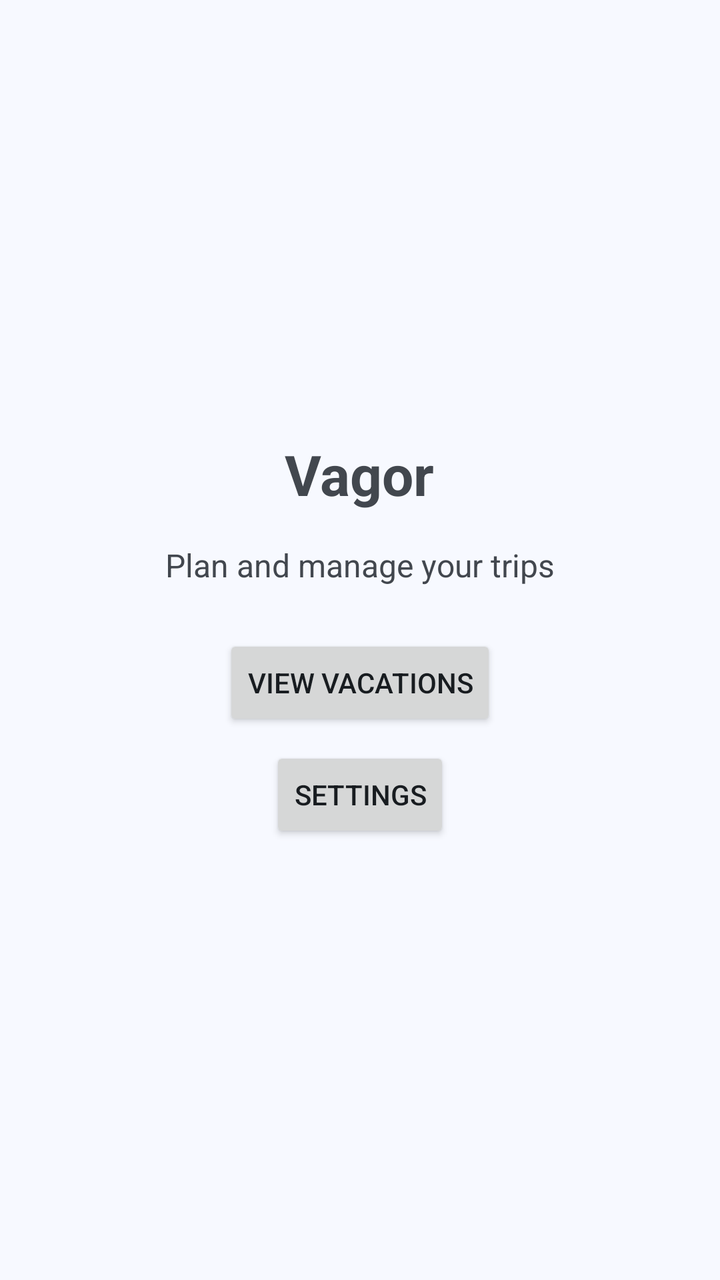
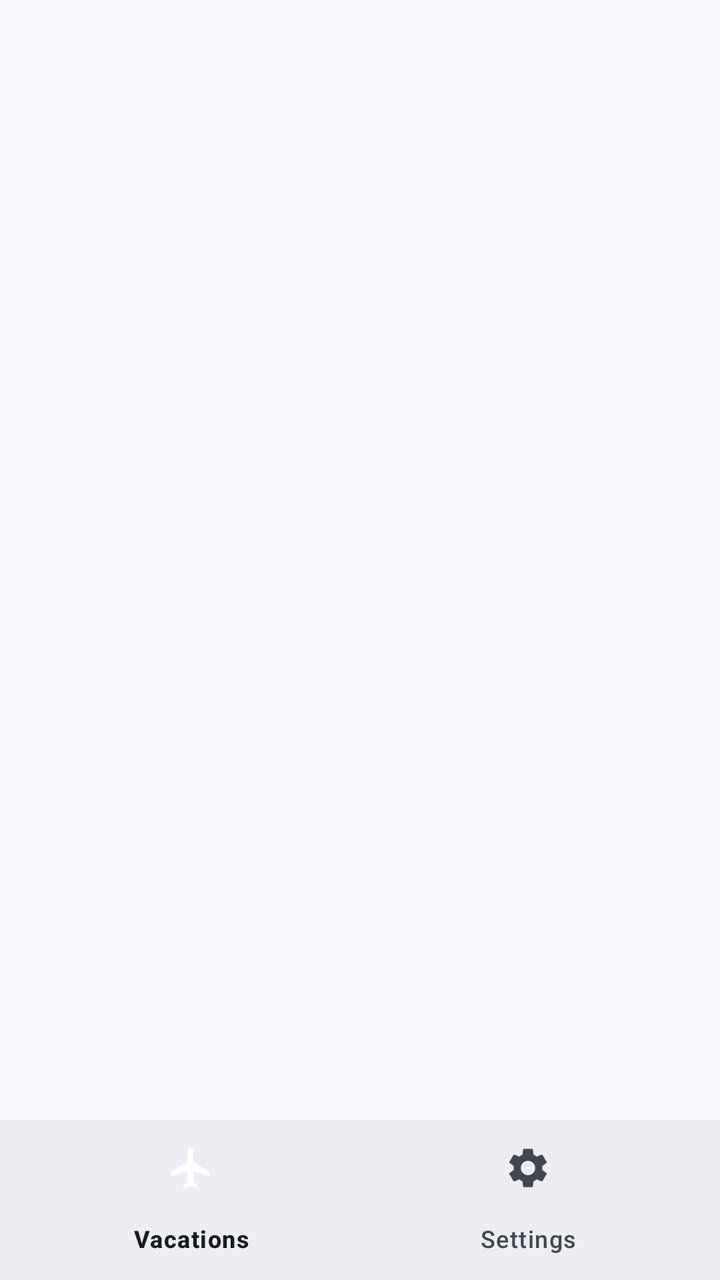

The first picture is an Android layout as it rendered before a commit; the second is the same layout after the commit. The layout source and the unified diff follow.
<!-- AndroidManifest.xml: application theme Theme.Vagor -->
<!-- res/layout/activity_home.xml -->
<?xml version="1.0" encoding="utf-8"?>
<LinearLayout
    xmlns:android="http://schemas.android.com/apk/res/android"
    android:layout_width="match_parent"
    android:layout_height="match_parent"
    android:orientation="vertical"
    android:gravity="center"
    android:padding="24dp">

    <TextView
        android:layout_width="wrap_content"
        android:layout_height="wrap_content"
        android:text="@string/app_name"
        android:textSize="28sp"
        android:textStyle="bold"
        android:layout_marginBottom="16dp"/>

    <TextView
        android:layout_width="wrap_content"
        android:layout_height="wrap_content"
        android:text="@string/plan_and_manage_your_trips"
        android:textSize="16sp"
        android:layout_marginBottom="24dp"/>

    <Button
        android:id="@+id/buttonGoToVacations"
        android:layout_width="wrap_content"
        android:layout_height="wrap_content"
        android:text="@string/view_vacations"/>

    <Button
        android:id="@+id/buttonGoToSettings"
        android:layout_width="wrap_content"
        android:layout_height="wrap_content"
        android:layout_marginTop="8dp"
        android:text="@string/settings"/>
</LinearLayout>
<!-- resources referenced by this layout -->
<resources>
  <string name="app_name">Vagor</string>
  <string name="plan_and_manage_your_trips">Plan and manage your trips</string>
  <string name="settings">Settings</string>
  <string name="view_vacations">View Vacations</string>
  <style name="Theme.Vagor" parent="Base.Theme.Vagor" />
  <color name="vagor_light_primary">#00639B</color>
  <color name="vagor_light_onPrimary">#FFFFFF</color>
  <color name="vagor_light_primaryContainer">#CEE5FF</color>
  <color name="vagor_light_onPrimaryContainer">#001D33</color>
  <color name="vagor_light_secondary">#51606F</color>
  <color name="vagor_light_onSecondary">#FFFFFF</color>
  <color name="vagor_light_secondaryContainer">#D5E4F7</color>
  <color name="vagor_light_onSecondaryContainer">#0E1D2A</color>
  <color name="vagor_light_tertiary">#68587A</color>
  <color name="vagor_light_onTertiary">#FFFFFF</color>
  <color name="vagor_light_tertiaryContainer">#EFDBFF</color>
  <color name="vagor_light_onTertiaryContainer">#231533</color>
  <color name="vagor_light_error">#BA1A1A</color>
  <color name="vagor_light_onError">#FFFFFF</color>
  <color name="vagor_light_errorContainer">#FFDAD6</color>
  <color name="vagor_light_onErrorContainer">#410002</color>
  <color name="vagor_light_background">#F7F9FF</color>
  <color name="vagor_light_onBackground">#181C20</color>
  <color name="vagor_light_surface">#F7F9FF</color>
  <color name="vagor_light_onSurface">#181C20</color>
  <color name="vagor_light_surfaceVariant">#DEE3EB</color>
  <color name="vagor_light_onSurfaceVariant">#42474E</color>
  <color name="vagor_light_outline">#72777F</color>
  <color name="vagor_light_outlineVariant">#C2C7CF</color>
  <color name="vagor_light_inverseSurface">#2D3135</color>
  <color name="vagor_light_inverseOnSurface">#EFF1F6</color>
  <color name="vagor_light_inversePrimary">#97CBFF</color>
  <color name="vagor_light_surfaceDim">#D8DAE0</color>
  <color name="vagor_light_surfaceBright">#F7F9FF</color>
  <color name="vagor_light_surfaceContainerLowest">#FFFFFF</color>
  <color name="vagor_light_surfaceContainerLow">#F1F3F9</color>
  <color name="vagor_light_surfaceContainer">#ECEEF3</color>
  <color name="vagor_light_surfaceContainerHigh">#E6E8EE</color>
  <color name="vagor_light_surfaceContainerHighest">#E0E2E8</color>
  <!-- unchanged entries left out for length: 1 -->
</resources>

<!-- the commit's change to res/layout/activity_home.xml (unified diff, before → after) -->
@@ -1,37 +1,22 @@
 <?xml version="1.0" encoding="utf-8"?>
 <LinearLayout
     xmlns:android="http://schemas.android.com/apk/res/android"
+    xmlns:app="http://schemas.android.com/apk/res-auto"
     android:layout_width="match_parent"
     android:layout_height="match_parent"
-    android:orientation="vertical"
-    android:gravity="center"
-    android:padding="24dp">
+    android:orientation="vertical">
 
-    <TextView
-        android:layout_width="wrap_content"
+    <androidx.fragment.app.FragmentContainerView
+        android:id="@+id/homeContent"
+        android:layout_width="match_parent"
+        android:layout_height="0dp"
+        android:layout_weight="1" />
+
+    <com.google.android.material.bottomnavigation.BottomNavigationView
+        android:id="@+id/bottomNavigation"
+        style="@style/Widget.Vagor.BottomNavigation"
+        android:layout_width="match_parent"
         android:layout_height="wrap_content"
-        android:text="@string/app_name"
-        android:textSize="28sp"
-        android:textStyle="bold"
-        android:layout_marginBottom="16dp"/>
+        app:menu="@menu/bottom_navigation" />
 
-    <TextView
-        android:layout_width="wrap_content"
-        android:layout_height="wrap_content"
-        android:text="@string/plan_and_manage_your_trips"
-        android:textSize="16sp"
-        android:layout_marginBottom="24dp"/>
-
-    <Button
-        android:id="@+id/buttonGoToVacations"
-        android:layout_width="wrap_content"
-        android:layout_height="wrap_content"
-        android:text="@string/view_vacations"/>
-
-    <Button
-        android:id="@+id/buttonGoToSettings"
-        android:layout_width="wrap_content"
-        android:layout_height="wrap_content"
-        android:layout_marginTop="8dp"
-        android:text="@string/settings"/>
 </LinearLayout>
<!-- resource entries referenced after the edit -->
@@ -1,10 +1,14 @@
 <!-- resources referenced by this layout -->
 <resources>
-  <string name="app_name">Vagor</string>
-  <string name="plan_and_manage_your_trips">Plan and manage your trips</string>
-  <string name="settings">Settings</string>
-  <string name="view_vacations">View Vacations</string>
+  <style name="Widget.Vagor.BottomNavigation" parent="Widget.Material3.BottomNavigationView">
+          <item name="itemActiveIndicatorStyle">@style/Widget.Vagor.BottomNavigation.ActiveIndicator</item>
+          <item name="itemIconTint">@color/bottom_navigation_icon</item>
+          <item name="labelVisibilityMode">labeled</item>
+      </style>
   <style name="Theme.Vagor" parent="Base.Theme.Vagor" />
+  <style name="Widget.Vagor.BottomNavigation.ActiveIndicator" parent="Widget.Material3.BottomNavigationView.ActiveIndicator">
+          <item name="android:color">?attr/colorPrimary</item>
+      </style>
   <color name="vagor_light_primary">#00639B</color>
   <color name="vagor_light_onPrimary">#FFFFFF</color>
   <color name="vagor_light_primaryContainer">#CEE5FF</color>
